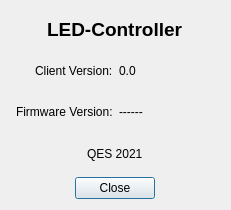
Before: the Qt Designer form client/LED-ControllerClient/aboutdialog.ui in bemcgarvey/LED-Controller, drawn with Qt 5.
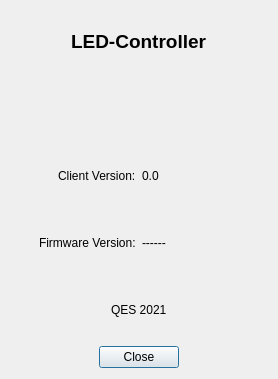
After: the same form once the commit is applied. Icons and pictures are not drawn.

Patch:
```diff
--- a/client/LED-ControllerClient/aboutdialog.ui
+++ b/client/LED-ControllerClient/aboutdialog.ui
@@ -9,8 +9,8 @@
    <rect>
     <x>0</x>
     <y>0</y>
-    <width>231</width>
-    <height>210</height>
+    <width>278</width>
+    <height>379</height>
    </rect>
   </property>
   <property name="windowTitle">
@@ -31,6 +31,16 @@
      </property>
     </widget>
    </item>
+   <item>
+    <widget class="QLabel" name="label_3">
+     <property name="text">
+      <string/>
+     </property>
+     <property name="pixmap">
+      <pixmap resource="images.qrc">:/images/logo.png</pixmap>
+     </property>
+    </widget>
+   </item>
    <item>
     <layout class="QHBoxLayout" name="horizontalLayout">
      <item alignment="Qt::AlignRight">
```
Left out of the diff: 4 changed lines with no effect on the pictures.
